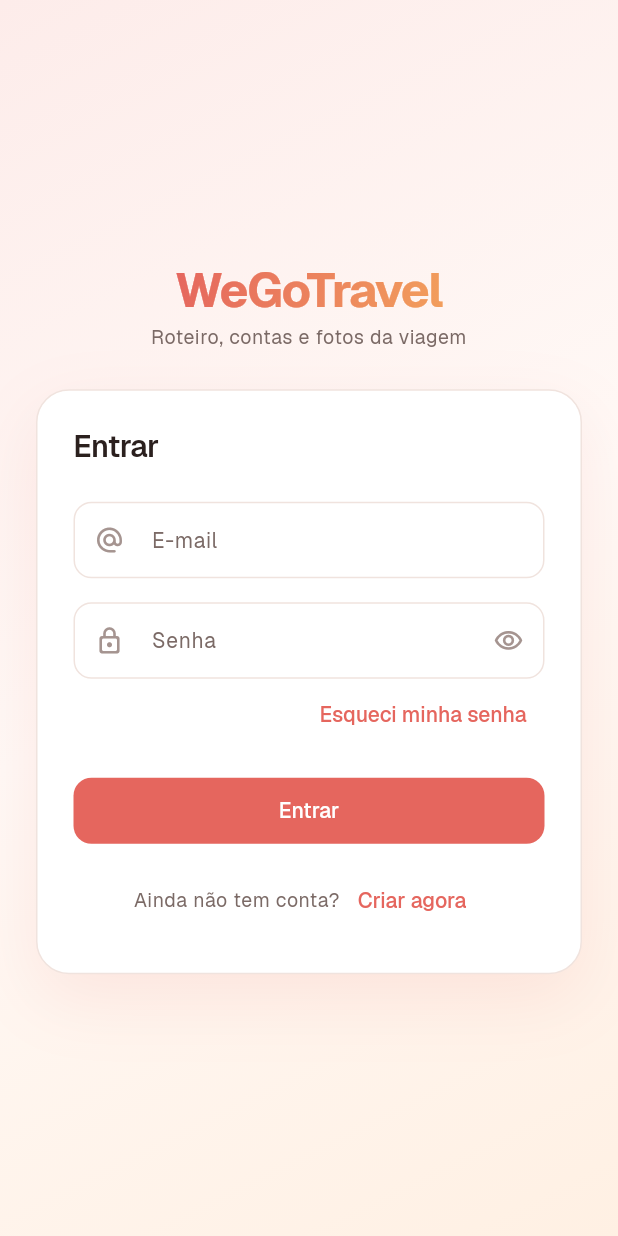
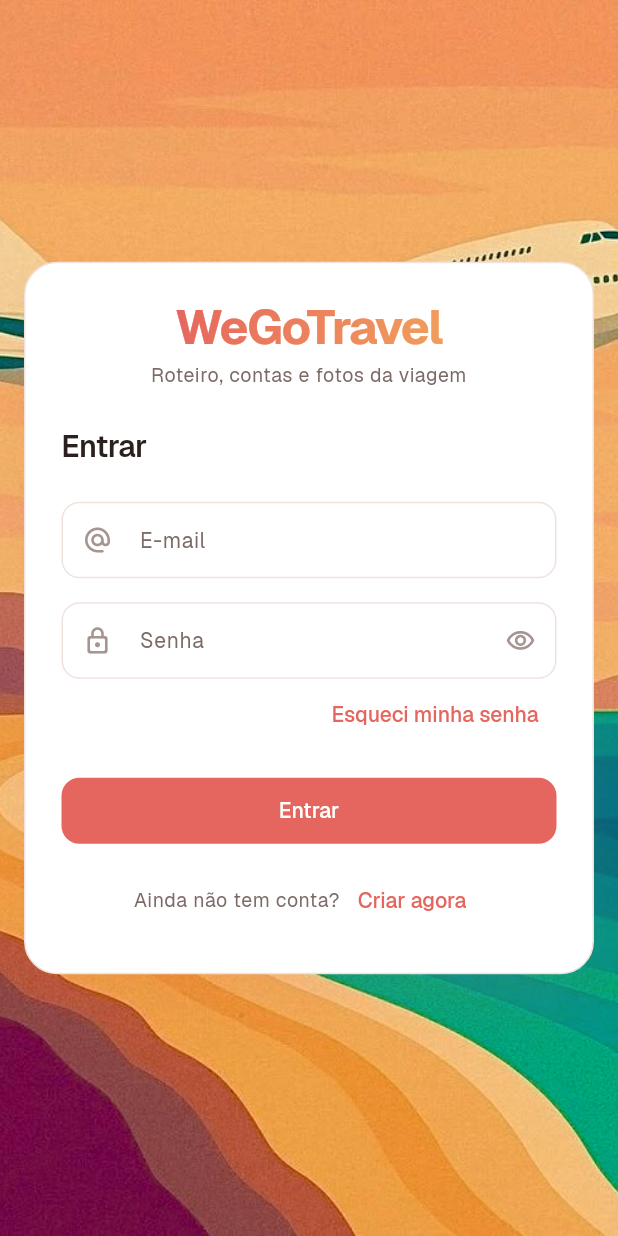
Before and after one commit to lucasbrun196/vacation-itinerary, a Flutter app: the screen it shows after launch, on a phone screen of 412 x 824 dp. Run offline on Flutter 3.47's test engine with Material 3 defaults, Android fonts, the phone set to English and light mode, and no system bars; our stand-ins replace cached_network_image, cloud_firestore, file_picker, firebase_auth, firebase_core, firebase_storage and 9 more; missing offline and left inert: dart:js_interop, firebase_core_platform_interface; accounts and stored records are empty; generated files the repository leaves out were written again.

Commit message:
feat(auth): show the beach illustration on the sign-in screen
On wide screens the illustration takes 40% of the width and the full
height on the left, and the form sits on the right without scrolling;
a FittedBox shrinks it on short windows instead of clipping. On phones
the illustration fills the background behind a centred card, which
still scrolls because the keyboard takes half the screen.

Co-Authored-By: Claude Opus 5 <noreply@anthropic.com>

```diff
--- a/lib/features/auth/screens/auth_screen.dart
+++ b/lib/features/auth/screens/auth_screen.dart
@@ -99,22 +99,81 @@ class _AuthScreenState extends ConsumerState<AuthScreen> {
   @override
   Widget build(BuildContext context) {
     return Scaffold(
-      body: Stack(
+      body: context.isMobile ? _buildMobile(context) : _buildWide(context),
+    );
+  }
+
+  /// Tela larga: a ilustração ocupa 40% da largura e toda a altura, à
+  /// esquerda; o formulário fica centrado no resto. Não rola — se a janela
+  /// for baixa demais, o `FittedBox` encolhe o formulário em vez de cortar.
+  Widget _buildWide(BuildContext context) {
+    return Row(
+      crossAxisAlignment: CrossAxisAlignment.stretch,
       children: [
-          const Positioned.fill(child: _Backdrop()),
-          SafeArea(
+        // 2 : 3 é a divisão 40% / 60% pedida para a imagem e o formulário.
+        const Expanded(flex: 2, child: _Cover()),
+        Expanded(
+          flex: 3,
+          child: SafeArea(
             child: Center(
-              child: SingleChildScrollView(
+              child: Padding(
                 padding: const EdgeInsets.all(Gap.xl),
-                child: ConstrainedBox(
-                  constraints: const BoxConstraints(maxWidth: 400),
+                child: FittedBox(
+                  fit: BoxFit.scaleDown,
+                  child: SizedBox(
+                    width: 400,
                     child: Column(
+                      crossAxisAlignment: CrossAxisAlignment.stretch,
                       mainAxisSize: MainAxisSize.min,
                       children: [
                         const _Logo(),
                         Gap.vXl,
-                      _Card(
-                        child: Form(
+                        _Card(child: _buildForm(context)),
+                      ],
+                    ),
+                  ),
+                ),
+              ),
+            ),
+          ),
+        ),
+      ],
+    );
+  }
+
+  /// Celular: a ilustração vira o fundo inteiro e o formulário flutua num
+  /// cartão no centro. Aqui rola, porque o teclado come metade da tela.
+  Widget _buildMobile(BuildContext context) {
+    return Stack(
+      children: [
+        const Positioned.fill(child: _Cover()),
+        SafeArea(
+          child: Center(
+            child: SingleChildScrollView(
+              padding: const EdgeInsets.all(Gap.lg),
+              child: ConstrainedBox(
+                constraints: const BoxConstraints(maxWidth: 400),
+                child: _Card(
+                  child: Column(
+                    crossAxisAlignment: CrossAxisAlignment.stretch,
+                    mainAxisSize: MainAxisSize.min,
+                    children: [
+                      const _Logo(),
+                      Gap.vXl,
+                      _buildForm(context),
+                    ],
+                  ),
+                ),
+              ),
+            ),
+          ),
+        ),
+      ],
+    );
+  }
+
+  Widget _buildForm(BuildContext context) {
+    return Form(
         key: _formKey,
         child: Column(
           crossAxisAlignment: CrossAxisAlignment.stretch,
@@ -242,20 +301,9 @@ class _AuthScreenState extends ConsumerState<AuthScreen> {
             ),
           ],
         ),
-                        ),
-                      ),
-                    ],
-                  ),
-                ),
-              ),
-            ),
-          ),
-        ],
-      ),
       );
   }
 }
-
 
 class _Logo extends StatelessWidget {
   const _Logo();
@@ -296,24 +344,17 @@ class _Card extends StatelessWidget {
   }
 }
 
-/// Fundo do login: um degradê bem suave de coral para pêssego, cruzando
-/// a tela na diagonal.
-class _Backdrop extends StatelessWidget {
-  const _Backdrop();
+/// A ilustração do avião sobre a praia. Decorativa: fica fora da árvore de
+/// acessibilidade.
+class _Cover extends StatelessWidget {
+  const _Cover();
 
   @override
   Widget build(BuildContext context) {
-    final dark = context.isDark;
-    return DecoratedBox(
-      decoration: BoxDecoration(
-        gradient: LinearGradient(
-          begin: Alignment.topLeft,
-          end: Alignment.bottomRight,
-          colors: dark
-              ? const [Color(0xFF2A1A19), Color(0xFF171211), Color(0xFF2A2017)]
-              : const [AppColors.coralSoft, AppColors.background, AppColors.sunsetSoft],
-        ),
-      ),
+    return Image.asset(
+      'assets/images/login_cover.jpg',
+      fit: BoxFit.cover,
+      excludeFromSemantics: true,
     );
   }
 }
--- a/pubspec.yaml
+++ b/pubspec.yaml
@@ -47,3 +47,6 @@ dev_dependencies:
 
 flutter:
   uses-material-design: true
+
+  assets:
+    - assets/images/
```
Also changed, not shown: assets/images/login_cover.jpg (added). Lines whose indentation alone changed are shown as unchanged.
